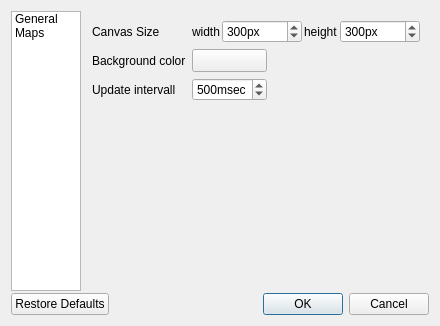
This is eotimeseriesviewer/ui/settingsdialog.ui in jakimowb/eo-time-series-viewer as Qt 5 draws it before an edit. The edited form follows.
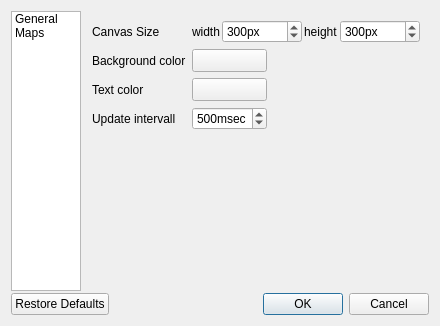
This is the edited form. Custom widgets are drawn as their Qt base class.

Commit message: MapWidget: actions to move to next/previous last/first TSD MapCanvasItems test support line-breaks refactoring (a lot of) fixed Hide/Show date in TimeSeriesTreeView context menu async image loading: uses QgsTask progress values

What changed in the file:
```diff
--- a/eotimeseriesviewer/ui/settingsdialog.ui
+++ b/eotimeseriesviewer/ui/settingsdialog.ui
@@ -6,7 +6,7 @@
    <rect>
     <x>0</x>
     <y>0</y>
-    <width>405</width>
+    <width>411</width>
     <height>326</height>
    </rect>
   </property>
@@ -207,14 +207,14 @@
            </item>
           </layout>
          </item>
-         <item row="2" column="0">
+         <item row="3" column="0">
           <widget class="QLabel" name="label_2">
            <property name="text">
             <string>Update intervall</string>
            </property>
           </widget>
          </item>
-         <item row="2" column="1">
+         <item row="3" column="1">
           <widget class="QSpinBox" name="sbMapRefreshIntervall">
            <property name="maximumSize">
             <size>
@@ -256,6 +256,23 @@
            </property>
           </widget>
          </item>
+         <item row="2" column="0">
+          <widget class="QLabel" name="label_10">
+           <property name="text">
+            <string>Text color</string>
+           </property>
+          </widget>
+         </item>
+         <item row="2" column="1">
+          <widget class="QgsColorButton" name="mCanvasTextColorButton">
+           <property name="maximumSize">
+            <size>
+             <width>75</width>
+             <height>16777215</height>
+            </size>
+           </property>
+          </widget>
+         </item>
         </layout>
        </widget>
       </widget>
```
Left out of the diff: 1 changed line with no effect on the pictures. The commit also changes 8 other files.
